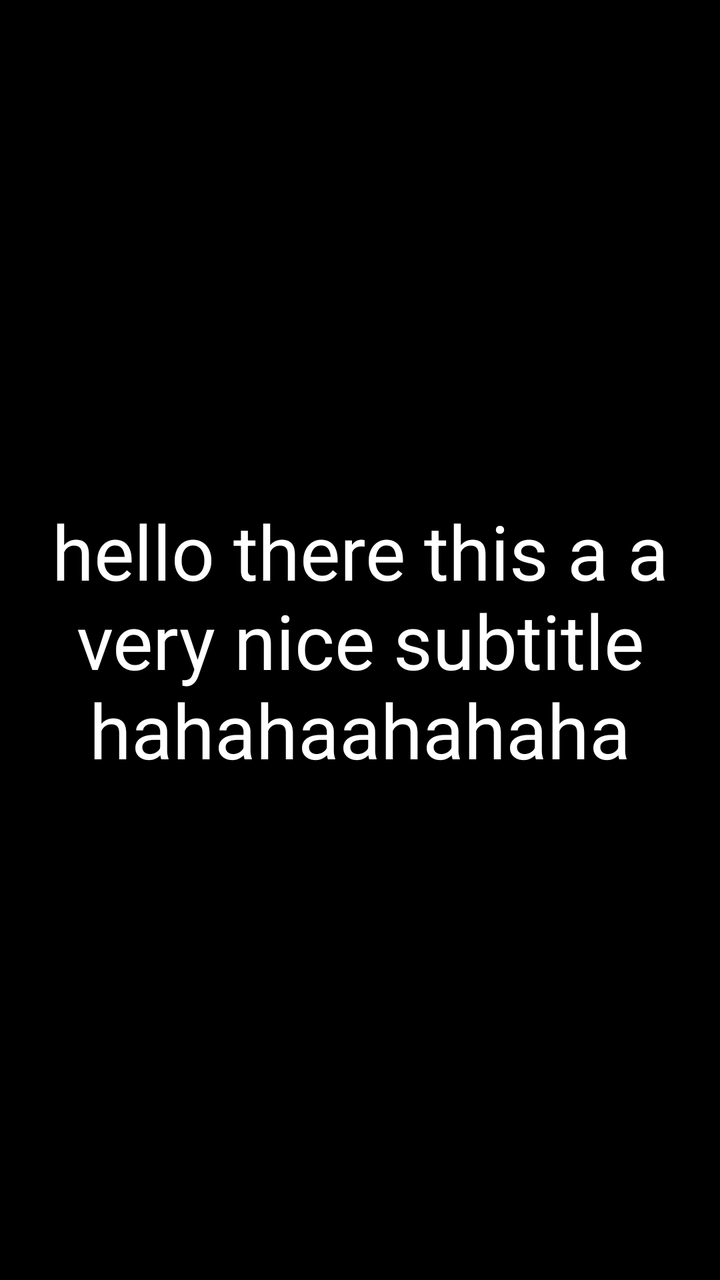
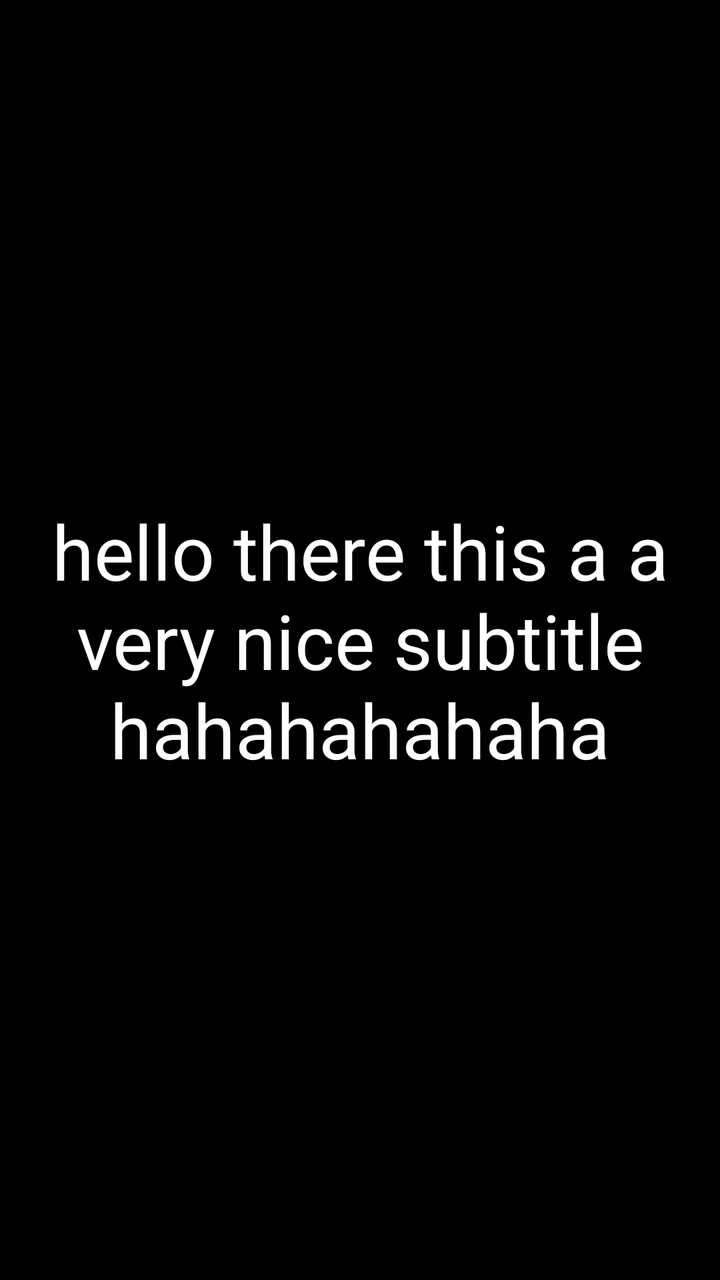

Two renders of the same Android screen: before a commit and after it. Below are the layout's source before the change and the commit's diff.
<!-- AndroidManifest.xml: application theme Theme.SubtitleViewer -->
<!-- res/layout/activity_subtitle_display.xml -->
<?xml version="1.0" encoding="utf-8"?>
<androidx.constraintlayout.widget.ConstraintLayout
    xmlns:android="http://schemas.android.com/apk/res/android"
    xmlns:app="http://schemas.android.com/apk/res-auto"
    xmlns:tools="http://schemas.android.com/tools"
    android:id="@+id/main"
    android:layout_width="match_parent"
    android:layout_height="match_parent"
    android:background="#000000"
    tools:context=".SubtitleDisplay">

    <FrameLayout
        android:id="@+id/rootFrame"
        android:layout_width="0dp"
        android:layout_height="0dp"
        app:layout_constraintTop_toTopOf="parent"
        app:layout_constraintBottom_toBottomOf="parent"
        app:layout_constraintStart_toStartOf="parent"
        app:layout_constraintEnd_toEndOf="parent">

        
        <TextView
            android:id="@+id/SubtitleText"
            android:layout_width="match_parent"
            android:layout_height="wrap_content"
            android:text="hello there this a a very nice subtitle hahahaahahaha"
            android:textColor="#FFFFFF"
            android:textSize="38sp"
            android:gravity="center"
            android:layout_gravity="center"
            android:autoSizeTextType="uniform"
            android:autoSizeMinTextSize="16sp"
            android:autoSizeMaxTextSize="38sp"
            android:autoSizeStepGranularity="2sp"/>

        
        <LinearLayout
            android:id="@+id/controlPanel"
            android:layout_width="match_parent"
            android:layout_height="120dp"
            android:layout_gravity="bottom"
            android:orientation="vertical"
            android:background="#AA000000"
            android:visibility="gone">

            <SeekBar
                android:id="@+id/seekBar"
                android:layout_width="match_parent"
                android:layout_height="wrap_content" />

            <LinearLayout
                android:layout_width="match_parent"
                android:layout_height="wrap_content"
                android:gravity="center"
                android:orientation="horizontal">

                <ImageButton
                    android:id="@+id/btnBackBig"
                    android:layout_width="48dp"
                    android:layout_height="48dp"
                    android:src="@drawable/ic_btn_backward_big"
                    android:background="?attr/selectableItemBackgroundBorderless"
                    android:contentDescription="backward big"/>

                <ImageButton
                    android:id="@+id/btnBack"
                    android:layout_width="48dp"
                    android:layout_height="48dp"
                    android:background="?attr/selectableItemBackgroundBorderless"
                    android:contentDescription="backward small"
                    android:scaleType="centerInside"
                    android:src="@drawable/ic_btn_backward_small" />

                <ImageButton
                    android:id="@+id/btnPause"
                    android:layout_width="48dp"
                    android:layout_height="48dp"
                    android:src="@drawable/ic_btn_pause"
                    android:background="?attr/selectableItemBackgroundBorderless"
                    android:contentDescription="pause"/>

                <ImageButton
                    android:id="@+id/btnForward"
                    android:layout_width="48dp"
                    android:layout_height="48dp"
                    android:src="@drawable/ic_btn_forward_small"
                    android:background="?attr/selectableItemBackgroundBorderless"
                    android:contentDescription="forward small"/>
                <ImageButton
                    android:id="@+id/btnForwardBig"
                    android:layout_width="48dp"
                    android:layout_height="48dp"
                    android:src="@drawable/ic_btn_forward_big"
                    android:background="?attr/selectableItemBackgroundBorderless"
                    android:contentDescription="forward big"/>

                </LinearLayout>
                <FrameLayout
                    android:layout_width="match_parent"
                    android:layout_height="48dp">

                    <ImageButton
                        android:id="@+id/btnRotate"
                        android:layout_width="48dp"
                        android:layout_height="48dp"
                        android:layout_gravity="bottom|start"
                        android:background="?attr/selectableItemBackgroundBorderless"
                        android:contentDescription="Rotate screen"
                        android:onClick="RotateScreenClicked"
                        android:src="@drawable/rotate_screen" />

                    </FrameLayout>
            </LinearLayout>

    </FrameLayout>

    </androidx.constraintlayout.widget.ConstraintLayout>
<!-- resources referenced by this layout -->
<resources>
  <!-- drawable ic_btn_backward_big (drawable) -->
  <vector xmlns:android="http://schemas.android.com/apk/res/android" android:height="50dp" android:tint="#FFFFFF" android:viewportHeight="24" android:viewportWidth="24" android:width="50dp">
        
      <path android:fillColor="@android:color/white" android:pathData="M11,18L11,6l-8.5,6 8.5,6zM11.5,12l8.5,6L20,6l-8.5,6z"/>
      
  </vector>
  <!-- drawable ic_btn_backward_small (drawable) -->
  <vector xmlns:android="http://schemas.android.com/apk/res/android" android:autoMirrored="true" android:height="50dp" android:tint="#FFFFFF" android:viewportHeight="960" android:viewportWidth="960" android:width="50dp">
        
      <path android:fillColor="@android:color/white" android:pathData="M560,680L360,480L560,280L560,680Z"/>
      
  </vector>
  <!-- drawable ic_btn_forward_big (drawable) -->
  <vector xmlns:android="http://schemas.android.com/apk/res/android" android:height="50dp" android:tint="#FFFFFF" android:viewportHeight="24" android:viewportWidth="24" android:width="50dp">
        
      <path android:fillColor="@android:color/white" android:pathData="M4,18l8.5,-6L4,6v12zM13,6v12l8.5,-6L13,6z"/>
      
  </vector>
  <!-- drawable ic_btn_forward_small (drawable) -->
  <vector xmlns:android="http://schemas.android.com/apk/res/android" android:autoMirrored="true" android:height="50dp" android:tint="#FFFFFF" android:viewportHeight="960" android:viewportWidth="960" android:width="50dp">
        
      <path android:fillColor="@android:color/white" android:pathData="M400,680L400,280L600,480L400,680Z"/>
      
  </vector>
  <!-- drawable ic_btn_pause (drawable) -->
  <vector xmlns:android="http://schemas.android.com/apk/res/android" android:height="50dp" android:tint="#FFFFFF" android:viewportHeight="24" android:viewportWidth="24" android:width="50dp">
        
      <path android:fillColor="@android:color/white" android:pathData="M6,19h4L10,5L6,5v14zM14,5v14h4L18,5h-4z"/>
      
  </vector>
  <!-- drawable rotate_screen (drawable) -->
  <vector xmlns:android="http://schemas.android.com/apk/res/android" android:height="30dp" android:tint="#FFFFFF" android:viewportHeight="24" android:viewportWidth="24" android:width="30dp">
        
      <path android:fillColor="@android:color/white" android:pathData="M18.53,9.29C19.16,9.92 18.71,11 17.82,11c-0.27,0 -0.52,-0.11 -0.71,-0.29L10.4,4L5.41,9H7c0.55,0 1,0.45 1,1s-0.45,1 -1,1H3c-0.55,0 -1,-0.45 -1,-1V6c0,-0.55 0.45,-1 1,-1s1,0.45 1,1v1.59l5,-5c0.78,-0.78 2.05,-0.78 2.83,0L18.53,9.29z"/>
        
      <path android:fillColor="@android:color/white" android:pathData="M5.47,14.71C4.84,14.08 5.29,13 6.18,13c0.27,0 0.52,0.11 0.71,0.29L13.6,20l4.99,-5H17c-0.55,0 -1,-0.45 -1,-1s0.45,-1 1,-1h4c0.55,0 1,0.45 1,1v4c0,0.55 -0.45,1 -1,1s-1,-0.45 -1,-1v-1.59l-5,5c-0.78,0.78 -2.05,0.78 -2.83,0L5.47,14.71z"/>
      
  </vector>
  <style name="Theme.SubtitleViewer" parent="Base.Theme.SubtitleViewer" />
  <style name="Base.Theme.SubtitleViewer" parent="Theme.Material3.DayNight.NoActionBar">
          
          
      </style>
</resources>

<!-- the commit's change to res/layout/activity_subtitle_display.xml (unified diff, before → after) -->
@@ -23,15 +23,15 @@
             android:id="@+id/SubtitleText"
             android:layout_width="match_parent"
             android:layout_height="wrap_content"
-            android:text="hello there this a a very nice subtitle hahahaahahaha"
+            android:text="hello there this a a very nice subtitle hahahahahaha"
             android:textColor="#FFFFFF"
             android:textSize="38sp"
             android:gravity="center"
             android:layout_gravity="center"
-            android:autoSizeTextType="uniform"
-            android:autoSizeMinTextSize="16sp"
-            android:autoSizeMaxTextSize="38sp"
-            android:autoSizeStepGranularity="2sp"/>
+            app:autoSizeTextType="uniform"
+            app:autoSizeMinTextSize="16sp"
+            app:autoSizeMaxTextSize="38sp"
+            app:autoSizeStepGranularity="2sp"/>
 
         
         <LinearLayout
